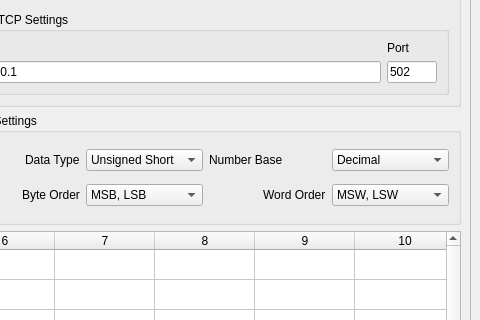
The window that ui_files/modbus_visualizer.ui (AlexEshoo/modbus_visualizer) describes before a commit, drawn with Qt 5; both pictures show x 583 to 1063 and y 81 to 401 of the 1063 by 674 pixel window.
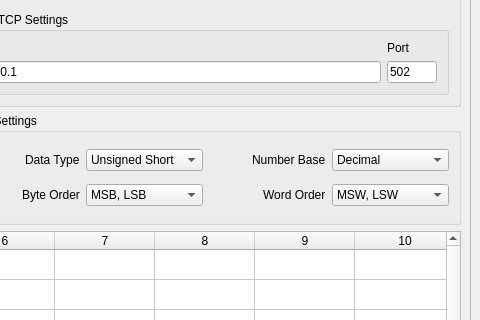
The same window after the commit.

Commit message: fixed label and combobox name

```diff
--- a/ui_files/modbus_visualizer.ui
+++ b/ui_files/modbus_visualizer.ui
@@ -502,8 +502,14 @@
             </property>
            </widget>
           </item>
-          <item row="0" column="2">
-           <widget class="QLabel" name="label">
+          <item row="0" column="2" alignment="Qt::AlignRight">
+           <widget class="QLabel" name="numberBaseLabel">
+            <property name="sizePolicy">
+             <sizepolicy hsizetype="Minimum" vsizetype="Preferred">
+              <horstretch>0</horstretch>
+              <verstretch>0</verstretch>
+             </sizepolicy>
+            </property>
             <property name="text">
              <string>Number Base</string>
             </property>
```
Left out of the diff: 2 changed lines with no effect on the pictures. The commit also changes 1 other file.
